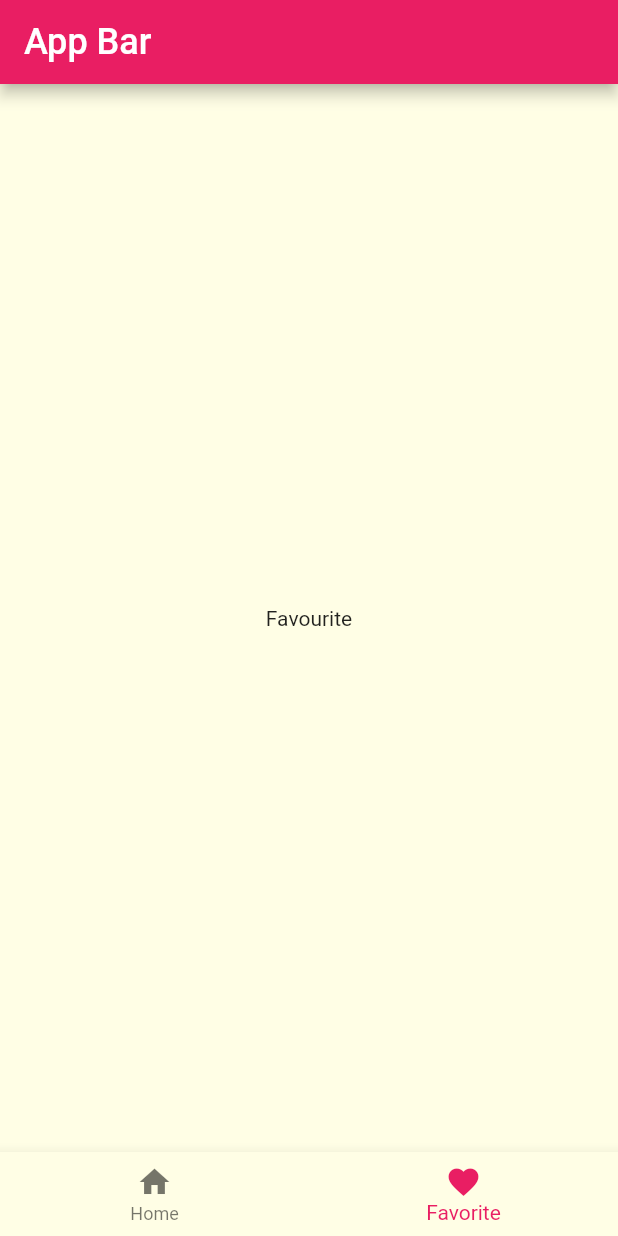
After one commit to pd28CSE/Flutter_Meals_App_New, a Flutter app: the screen it shows after launch, item 2 of the bottom bar chosen, on a phone screen of 412 x 824 dp. The commit adds this screen. Run offline on Flutter 3.47's test engine with Material 2 defaults, Android fonts, the phone set to English and light mode, and no system bars.

Commit message:
add BottomNavigationBar in tabs_screen and connect main, tabs_screen, categories_screen, favourite_screen

```diff
--- a/lib/main.dart
+++ b/lib/main.dart
@@ -4,6 +4,7 @@ import './screens/categories_screen.dart';
 import './screens/category_meals_screen.dart';
 import './screens/meal_detail_screen.dart';
 import 'screens/page_not_found_error_screen.dart';
+import './screens/tabs_screen.dart';
 
 void main() => runApp(const MyApp());
 
@@ -37,8 +38,11 @@ class MyApp extends StatelessWidget {
       ),
       title: 'App Bar',
       // home: const CategoriesScreen(),
-      initialRoute: CategoriesScreen.routeName,
+      initialRoute: TabsScreen.routeName,
       routes: {
+        TabsScreen.routeName: (cntxt) {
+          return const TabsScreen();
+        },
         CategoriesScreen.routeName: (cntxt) => const CategoriesScreen(),
         CategoryMealsScreen.routeName: (cntxt) => CategoryMealsScreen(),
         // MealDetailScreen.routeName: (cntxt) => MealDetailScreen(),
@@ -63,22 +67,3 @@ class MyApp extends StatelessWidget {
     );
   }
 }
-
-class MyHomeScreen extends StatefulWidget {
-  const MyHomeScreen({super.key});
-
-  @override
-  State<MyHomeScreen> createState() => _MyHomeScreenState();
-}
-
-class _MyHomeScreenState extends State<MyHomeScreen> {
-  @override
-  Widget build(BuildContext context) {
-    // TODO: implement build
-    return Scaffold(
-      appBar: AppBar(
-        title: const Text('App Bar'),
-      ),
-    );
-  }
-}
--- /dev/null
+++ b/lib/screens/favourite_screen.dart
@@ -0,0 +1,12 @@
+import 'package:flutter/material.dart';
+
+class FavouriteScreen extends StatelessWidget {
+  const FavouriteScreen({super.key});
+
+  @override
+  Widget build(BuildContext context) {
+    return const Center(
+      child: Text('Favourite'),
+    );
+  }
+}
--- /dev/null
+++ b/lib/screens/tabs_screen.dart
@@ -0,0 +1,45 @@
+import 'package:flutter/material.dart';
+
+import './categories_screen.dart';
+import './favourite_screen.dart';
+
+class TabsScreen extends StatefulWidget {
+  static const String routeName = "tabs-screen";
+  const TabsScreen({super.key});
+
+  @override
+  State<TabsScreen> createState() => _TabsScreenState();
+}
+
+class _TabsScreenState extends State<TabsScreen> {
+  int _currentScreenIndex = 0;
+  List<Widget> _tabScreens = [
+    CategoriesScreen(),
+    FavouriteScreen(),
+  ];
+
+  void _changeScreen(int index) {
+    setState(() {
+      _currentScreenIndex = index;
+    });
+  }
+
+  @override
+  Widget build(BuildContext context) {
+    return Scaffold(
+      appBar: AppBar(
+        title: const Text('App Bar'),
+      ),
+      body: _tabScreens[_currentScreenIndex],
+      bottomNavigationBar: BottomNavigationBar(
+        currentIndex: _currentScreenIndex,
+        onTap: _changeScreen,
+        items: const <BottomNavigationBarItem>[
+          BottomNavigationBarItem(icon: Icon(Icons.home), label: 'Home'),
+          BottomNavigationBarItem(
+              icon: Icon(Icons.favorite), label: 'Favorite'),
+        ],
+      ),
+    );
+  }
+}
```
Also changed, not shown: lib/screens/categories_screen.dart (+1 -6 lines).
